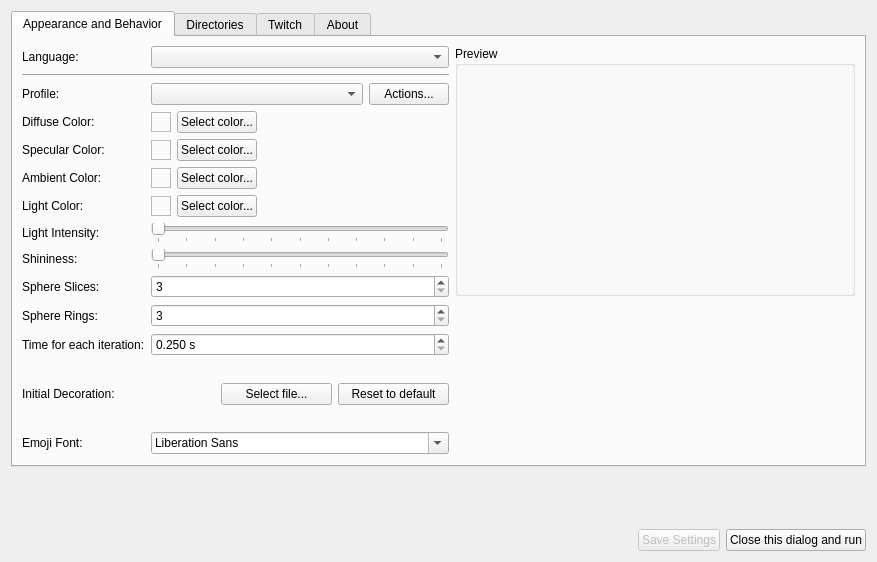
xiluembo/atsumari, file setupwidget.ui: the form before one commit.
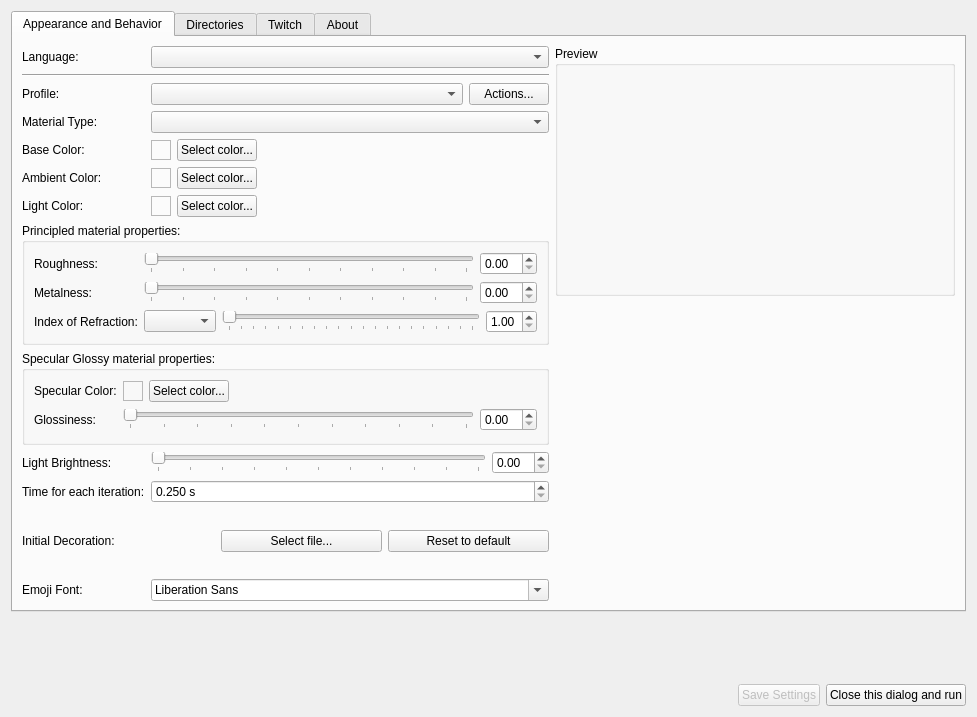
The form after the commit. Icons and pictures are not drawn.

Commit message: Major migration and refactoring from Qt3D to QtQuick3D, with two material options. Also, add test emojis generation for font testing.

The edit to the form file:
```diff
--- a/setupwidget.ui
+++ b/setupwidget.ui
@@ -6,8 +6,8 @@
    <rect>
     <x>0</x>
     <y>0</y>
-    <width>877</width>
-    <height>562</height>
+    <width>977</width>
+    <height>717</height>
    </rect>
   </property>
   <property name="windowTitle">
@@ -35,11 +35,117 @@
         <layout class="QHBoxLayout" name="horizontalLayout_4">
          <item>
           <layout class="QGridLayout" name="gridLayout" columnstretch="0,0">
-           <item row="13" column="0">
-            <widget class="QLabel" name="label">
-             <property name="text">
-              <string>Emoji Font:</string>
+           <item row="8" column="0" colspan="2">
+            <widget class="QGroupBox" name="grpSpecularGlossy">
+             <property name="title">
+              <string>Specular Glossy material properties:</string>
              </property>
+             <layout class="QGridLayout" name="gridLayout_5">
+              <item row="0" column="0">
+               <widget class="QLabel" name="lblSpecularColor">
+                <property name="locale">
+                 <locale language="English" country="UnitedStates"/>
+                </property>
+                <property name="text">
+                 <string>Specular Color:</string>
+                </property>
+               </widget>
+              </item>
+              <item row="0" column="1">
+               <layout class="QHBoxLayout" name="horizontalLayout_7">
+                <item>
+                 <widget class="QFrame" name="frmSpecularColor">
+                  <property name="minimumSize">
+                   <size>
+                    <width>20</width>
+                    <height>20</height>
+                   </size>
+                  </property>
+                  <property name="maximumSize">
+                   <size>
+                    <width>20</width>
+                    <height>20</height>
+                   </size>
+                  </property>
+                  <property name="statusTip">
+                   <string notr="true"/>
+                  </property>
+                  <property name="frameShape">
+                   <enum>QFrame::Shape::StyledPanel</enum>
+                  </property>
+                  <property name="frameShadow">
+                   <enum>QFrame::Shadow::Raised</enum>
+                  </property>
+                 </widget>
+                </item>
+                <item>
+                 <widget class="QPushButton" name="btnSelectSpecular">
+                  <property name="locale">
+                   <locale language="English" country="UnitedStates"/>
+                  </property>
+                  <property name="text">
+                   <string>Select color...</string>
+                  </property>
+                 </widget>
+                </item>
+                <item>
+                 <spacer name="horizontalSpacer_4">
+                  <property name="orientation">
+                   <enum>Qt::Orientation::Horizontal</enum>
+                  </property>
+                  <property name="sizeHint" stdset="0">
+                   <size>
+                    <width>40</width>
+                    <height>20</height>
+                   </size>
+                  </property>
+                 </spacer>
+                </item>
+               </layout>
+              </item>
+              <item row="1" column="0">
+               <widget class="QLabel" name="lblShininess_10">
+                <property name="locale">
+                 <locale language="English" country="UnitedStates"/>
+                </property>
+                <property name="text">
+                 <string>Glossiness:</string>
+                </property>
+               </widget>
+              </item>
+              <item row="1" column="1">
+               <layout class="QHBoxLayout" name="horizontalLayout_21">
+                <item>
+                 <widget class="QSlider" name="sldGlossiness">
+                  <property name="maximum">
+                   <number>100</number>
+                  </property>
+                  <property name="tracking">
+                   <bool>false</bool>
+                  </property>
+                  <property name="orientation">
+                   <enum>Qt::Orientation::Horizontal</enum>
+                  </property>
+                  <property name="invertedAppearance">
+                   <bool>false</bool>
+                  </property>
+                  <property name="invertedControls">
+                   <bool>false</bool>
+                  </property>
+                  <property name="tickPosition">
+                   <enum>QSlider::TickPosition::TicksBelow</enum>
+                  </property>
+                  <property name="tickInterval">
+                   <number>10</number>
+                  </property>
+                 </widget>
+                </item>
+                <item>
+                 <widget class="QDoubleSpinBox" name="spnGlossiness"/>
+                </item>
+               </layout>
+              </item>
+             </layout>
             </widget>
            </item>
            <item row="2" column="1">
@@ -63,176 +169,6 @@
              </item>
             </layout>
            </item>
-           <item row="5" column="1">
-            <layout class="QHBoxLayout" name="horizontalLayout_8">
-             <item>
-              <widget class="QFrame" name="frmAmbientColor">
-               <property name="minimumSize">
-                <size>
-                 <width>20</width>
-                 <height>20</height>
-                </size>
-               </property>
-               <property name="maximumSize">
-                <size>
-                 <width>20</width>
-                 <height>20</height>
-                </size>
-               </property>
-               <property name="statusTip">
-                <string notr="true"/>
-               </property>
-               <property name="frameShape">
-                <enum>QFrame::Shape::StyledPanel</enum>
-               </property>
-               <property name="frameShadow">
-                <enum>QFrame::Shadow::Raised</enum>
-               </property>
-              </widget>
-             </item>
-             <item>
-              <widget class="QPushButton" name="btnSelectAmbient">
-               <property name="locale">
-                <locale language="English" country="UnitedStates"/>
-               </property>
-               <property name="text">
-                <string>Select color...</string>
-               </property>
-              </widget>
-             </item>
-             <item>
-              <spacer name="horizontalSpacer_5">
-               <property name="orientation">
-                <enum>Qt::Orientation::Horizontal</enum>
-               </property>
-               <property name="sizeHint" stdset="0">
-                <size>
-                 <width>40</width>
-                 <height>20</height>
-                </size>
-               </property>
-              </spacer>
-             </item>
-            </layout>
-           </item>
-           <item row="4" column="0">
-            <widget class="QLabel" name="lblSpecularColor">
-             <property name="locale">
-              <locale language="English" country="UnitedStates"/>
-             </property>
-             <property name="text">
-              <string>Specular Color:</string>
-             </property>
-            </widget>
-           </item>
-           <item row="12" column="1">
-            <layout class="QHBoxLayout" name="horizontalLayout_16">
-             <item>
-              <widget class="QLabel" name="lblDecoration">
-               <property name="minimumSize">
-                <size>
-                 <width>64</width>
-                 <height>64</height>
-                </size>
-               </property>
-               <property name="maximumSize">
-                <size>
-                 <width>64</width>
-                 <height>64</height>
-                </size>
-               </property>
-               <property name="text">
-                <string/>
-               </property>
-               <property name="scaledContents">
-                <bool>true</bool>
-               </property>
-              </widget>
-             </item>
-             <item>
-              <widget class="QPushButton" name="btnSelectDecoration">
-               <property name="locale">
-                <locale language="English" country="UnitedStates"/>
-               </property>
-               <property name="text">
-                <string>Select file...</string>
-               </property>
-              </widget>
-             </item>
-             <item>
-              <widget class="QPushButton" name="btnResetDecoration">
-               <property name="locale">
-                <locale language="English" country="UnitedStates"/>
-               </property>
-               <property name="text">
-                <string>Reset to default</string>
-               </property>
-              </widget>
-             </item>
-            </layout>
-           </item>
-           <item row="6" column="1">
-            <layout class="QHBoxLayout" name="horizontalLayout_9">
-             <item>
-              <widget class="QFrame" name="frmLightColor">
-               <property name="minimumSize">
-                <size>
-                 <width>20</width>
-                 <height>20</height>
-                </size>
-               </property>
-               <property name="maximumSize">
-                <size>
-                 <width>20</width>
-                 <height>20</height>
-                </size>
-               </property>
-               <property name="statusTip">
-                <string notr="true"/>
-               </property>
-               <property name="frameShape">
-                <enum>QFrame::Shape::StyledPanel</enum>
-               </property>
-               <property name="frameShadow">
-                <enum>QFrame::Shadow::Raised</enum>
-               </property>
-              </widget>
-             </item>
-             <item>
-              <widget class="QPushButton" name="btnSelectLight">
-               <property name="locale">
-                <locale language="English" country="UnitedStates"/>
-               </property>
-               <property name="text">
-                <string>Select color...</string>
-               </property>
-              </widget>
-             </item>
-             <item>
-              <spacer name="horizontalSpacer_6">
-               <property name="orientation">
-                <enum>Qt::Orientation::Horizontal</enum>
-               </property>
-               <property name="sizeHint" stdset="0">
-                <size>
-                 <width>40</width>
-                 <height>20</height>
-                </size>
-               </property>
-              </spacer>
-             </item>
-            </layout>
-           </item>
-           <item row="8" column="0">
-            <widget class="QLabel" name="lblShininess">
-             <property name="locale">
-              <locale language="English" country="UnitedStates"/>
-             </property>
-             <property name="text">
-              <string>Shininess:</string>
-             </property>
-            </widget>
-           </item>
            <item row="5" column="0">
             <widget class="QLabel" name="lblAmbientColor">
              <property name="locale">
@@ -243,13 +179,10 @@
              </property>
             </widget>
            </item>
-           <item row="10" column="0">
-            <widget class="QLabel" name="lblRings">
-             <property name="locale">
-              <locale language="English" country="UnitedStates"/>
-             </property>
-             <property name="text">
-              <string>Sphere Rings:</string>
+           <item row="1" column="0" colspan="2">
+            <widget class="Line" name="line">
+             <property name="orientation">
+              <enum>Qt::Orientation::Horizontal</enum>
              </property>
             </widget>
            </item>
@@ -263,98 +196,17 @@
              </property>
             </widget>
            </item>
-           <item row="11" column="0">
-            <widget class="QLabel" name="lblIterationTime">
+           <item row="9" column="0">
+            <widget class="QLabel" name="lblLightBrightness">
              <property name="locale">
               <locale language="English" country="UnitedStates"/>
              </property>
              <property name="text">
-              <string>Time for each iteration:</string>
+              <string>Light Brightness:</string>
              </property>
             </widget>
            </item>
            <item row="4" column="1">
-            <layout class="QHBoxLayout" name="horizontalLayout_7">
-             <item>
-              <widget class="QFrame" name="frmSpecularColor">
-               <property name="minimumSize">
-                <size>
-                 <width>20</width>
-                 <height>20</height>
-                </size>
-               </property>
-               <property name="maximumSize">
-                <size>
-                 <width>20</width>
-                 <height>20</height>
-                </size>
-               </property>
-               <property name="statusTip">
-                <string notr="true"/>
-               </property>
-               <property name="frameShape">
-                <enum>QFrame::Shape::StyledPanel</enum>
-               </property>
-               <property name="frameShadow">
-                <enum>QFrame::Shadow::Raised</enum>
-               </property>
-              </widget>
-             </item>
-             <item>
-              <widget class="QPushButton" name="btnSelectSpecular">
-               <property name="locale">
-                <locale language="English" country="UnitedStates"/>
-               </property>
-               <property name="text">
-                <string>Select color...</string>
-               </property>
-              </widget>
-             </item>
-             <item>
-              <spacer name="horizontalSpacer_4">
-               <property name="orientation">
-                <enum>Qt::Orientation::Horizontal</enum>
-               </property>
-               <property name="sizeHint" stdset="0">
-                <size>
-                 <width>40</width>
-                 <height>20</height>
-                </size>
-               </property>
-              </spacer>
-             </item>
-            </layout>
-           </item>
-           <item row="7" column="1">
-            <widget class="QSlider" name="sldLightIntensity">
-             <property name="maximum">
-              <number>100</number>
-             </property>
-             <property name="tracking">
-              <bool>false</bool>
-             </property>
-             <property name="orientation">
-              <enum>Qt::Orientation::Horizontal</enum>
-             </property>
-             <property name="tickPosition">
-              <enum>QSlider::TickPosition::TicksBelow</enum>
-             </property>
-             <property name="tickInterval">
-              <number>10</number>
-             </property>
-            </widget>
-           </item>
-           <item row="12" column="0">
-            <widget class="QLabel" name="lblLightColor_2">
-             <property name="locale">
-              <locale language="English" country="UnitedStates"/>
-             </property>
-             <property name="text">
-              <string>Initial Decoration:</string>
-             </property>
-            </widget>
-           </item>
-           <item row="3" column="1">
             <layout class="QHBoxLayout" name="horizontalLayout_6">
              <item>
               <widget class="QFrame" name="frmDiffuseColor">
@@ -406,10 +258,266 @@
              </item>
             </layout>
            </item>
-           <item row="0" column="1">
-            <widget class="QComboBox" name="cboLanguage"/>
+           <item row="7" column="0" colspan="2">
+            <widget class="QGroupBox" name="grpPrincipled">
+             <property name="title">
+              <string>Principled material properties:</string>
+             </property>
+             <layout class="QGridLayout" name="gridLayout_2">
+              <item row="0" column="0">
+               <widget class="QLabel" name="lblShininess">
+                <property name="locale">
+                 <locale language="English" country="UnitedStates"/>
+                </property>
+                <property name="text">
+                 <string>Roughness:</string>
+                </property>
+               </widget>
+              </item>
+              <item row="2" column="0">
+               <widget class="QLabel" name="lblShininess_4">
+                <property name="locale">
+                 <locale language="English" country="UnitedStates"/>
+                </property>
+                <property name="text">
+                 <string>Index of Refraction:</string>
+                </property>
+               </widget>
+              </item>
+              <item row="1" column="0">
+               <widget class="QLabel" name="lblShininess_3">
+                <property name="locale">
+                 <locale language="English" country="UnitedStates"/>
+                </property>
+                <property name="text">
+                 <string>Metalness:</string>
+                </property>
+               </widget>
+              </item>
+              <item row="0" column="1">
+               <layout class="QHBoxLayout" name="horizontalLayout_15">
+                <item>
+                 <widget class="QSlider" name="sldRoughness">
+                  <property name="maximum">
+                   <number>100</number>
+                  </property>
+                  <property name="tracking">
+                   <bool>false</bool>
+                  </property>
+                  <property name="orientation">
+                   <enum>Qt::Orientation::Horizontal</enum>
+                  </property>
+                  <property name="invertedAppearance">
+                   <bool>false</bool>
+                  </property>
+                  <property name="invertedControls">
+                   <bool>false</bool>
+                  </property>
+                  <property name="tickPosition">
+                   <enum>QSlider::TickPosition::TicksBelow</enum>
+                  </property>
+                  <property name="tickInterval">
+                   <number>10</number>
+                  </property>
+                 </widget>
+                </item>
+                <item>
+                 <widget class="QDoubleSpinBox" name="spnRoughness"/>
+                </item>
+               </layout>
+              </item>
+              <item row="1" column="1">
+               <layout class="QHBoxLayout" name="horizontalLayout_18">
+                <item>
+                 <widget class="QSlider" name="sldMetalness">
+                  <property name="maximum">
+                   <number>100</number>
+                  </property>
+                  <property name="tracking">
+                   <bool>false</bool>
+                  </property>
+                  <property name="orientation">
+                   <enum>Qt::Orientation::Horizontal</enum>
+                  </property>
+                  <property name="invertedAppearance">
+                   <bool>false</bool>
+                  </property>
+                  <property name="invertedControls">
+                   <bool>false</bool>
+                  </property>
+                  <property name="tickPosition">
+                   <enum>QSlider::TickPosition::TicksBelow</enum>
+                  </property>
+                  <property name="tickInterval">
+                   <number>10</number>
+                  </property>
+                 </widget>
+                </item>
+                <item>
+                 <widget class="QDoubleSpinBox" name="spnMetalness"/>
+                </item>
+               </layout>
+              </item>
+              <item row="2" column="1">
+               <layout class="QHBoxLayout" name="horizontalLayout_19">
+                <item>
+                 <widget class="QComboBox" name="cboRefraction"/>
+                </item>
+                <item>
+                 <widget class="QSlider" name="sldRefraction">
+                  <property name="minimum">
+                   <number>100</number>
+                  </property>
+                  <property name="maximum">
+                   <number>300</number>
+                  </property>
+                  <property name="sliderPosition">
+                   <number>100</number>
+                  </property>
+                  <property name="tracking">
+                   <bool>false</bool>
+                  </property>
+                  <property name="orientation">
+                   <enum>Qt::Orientation::Horizontal</enum>
+                  </property>
+                  <property name="invertedAppearance">
+                   <bool>false</bool>
+                  </property>
+                  <property name="invertedControls">
+                   <bool>false</bool>
+                  </property>
+                  <property name="tickPosition">
+                   <enum>QSlider::TickPosition::TicksBelow</enum>
+                  </property>
+                  <property name="tickInterval">
+                   <number>10</number>
+                  </property>
+                 </widget>
+                </item>
+                <item>
+                 <widget class="QDoubleSpinBox" name="spnRefraction">
+                  <property name="minimum">
+                   <double>1.000000000000000</double>
+                  </property>
+                  <property name="maximum">
+                   <double>3.000000000000000</double>
+                  </property>
+                  <property name="singleStep">
+                   <double>0.100000000000000</double>
+                  </property>
+                 </widget>
+                </item>
+               </layout>
+              </item>
+             </layout>
+            </widget>
+           </item>
+           <item row="4" column="0">
+            <widget class="QLabel" name="lblDiffuseColor">
+             <property name="locale">
+              <locale language="English" country="UnitedStates"/>
+             </property>
+             <property name="text">
+              <string>Base Color:</string>
+             </property>
+            </widget>
+           </item>
+           <item row="10" column="0">
+            <widget class="QLabel" name="lblIterationTime">
+             <property name="locale">
+              <locale language="English" country="UnitedStates"/>
+             </property>
+             <property name="text">
+              <string>Time for each iteration:</string>
+             </property>
+            </widget>
            </item>
            <item row="11" column="1">
+            <layout class="QHBoxLayout" name="horizontalLayout_16">
+             <item>
+              <widget class="QLabel" name="lblDecoration">
+               <property name="minimumSize">
+                <size>
+                 <width>64</width>
+                 <height>64</height>
+                </size>
+               </property>
+               <property name="maximumSize">
+                <size>
+                 <width>64</width>
+                 <height>64</height>
+                </size>
+               </property>
+               <property name="text">
+                <string/>
+               </property>
+               <property name="scaledContents">
+                <bool>true</bool>
+               </property>
+              </widget>
+             </item>
+             <item>
+              <widget class="QPushButton" name="btnSelectDecoration">
+               <property name="locale">
+                <locale language="English" country="UnitedStates"/>
+               </property>
+               <property name="text">
+                <string>Select file...</string>
+               </property>
+              </widget>
+             </item>
+             <item>
+              <widget class="QPushButton" name="btnResetDecoration">
+               <property name="locale">
+                <locale language="English" country="UnitedStates"/>
+               </property>
+               <property name="text">
+                <string>Reset to default</string>
+               </property>
+              </widget>
+             </item>
+            </layout>
+           </item>
+           <item row="9" column="1">
+            <layout class="QHBoxLayout" name="horizontalLayout_22">
+             <item>
+              <widget class="QSlider" name="sldLightBrightness">
+               <property name="maximum">
+                <number>100</number>
+               </property>
+               <property name="tracking">
+                <bool>false</bool>
+               </property>
+               <property name="orientation">
+                <enum>Qt::Orientation::Horizontal</enum>
+               </property>
+               <property name="invertedAppearance">
+                <bool>false</bool>
+               </property>
+               <property name="invertedControls">
+                <bool>false</bool>
+               </property>
+               <property name="tickPosition">
+                <enum>QSlider::TickPosition::TicksBelow</enum>
+               </property>
+               <property name="tickInterval">
+                <number>10</number>
+               </property>
+              </widget>
+             </item>
+             <item>
+              <widget class="QDoubleSpinBox" name="spnLightBrightness"/>
+             </item>
+            </layout>
+           </item>
+           <item row="12" column="0">
+            <widget class="QLabel" name="label">
+             <property name="text">
+              <string>Emoji Font:</string>
+             </property>
+            </widget>
+           </item>
+           <item row="10" column="1">
             <widget class="QDoubleSpinBox" name="spnIteration">
              <property name="statusTip">
               <string notr="true"/>
@@ -428,7 +536,34 @@
              </property>
             </widget>
            </item>
-           <item row="13" column="1">
+           <item row="3" column="1">
+            <widget class="QComboBox" name="cboMaterialType">
+             <property name="sizePolicy">
+              <sizepolicy hsizetype="Expanding" vsizetype="Fixed">
+               <horstretch>0</horstretch>
+               <verstretch>0</verstretch>
+              </sizepolicy>
+             </property>
+            </widget>
+           </item>
+           <item row="11" column="0">
+            <widget class="QLabel" name="lblLightColor_2">
+             <property name="locale">
+              <locale language="English" country="UnitedStates"/>
+             </property>
+             <property name="text">
+              <string>Initial Decoration:</string>
+             </property>
+            </widget>
+           </item>
+           <item row="2" column="0">
+            <widget class="QLabel" name="label_7">
+             <property name="text">
+              <string>Profile:</string>
+             </property>
+            </widget>
+           </item>
+           <item row="12" column="1">
             <widget class="QFontComboBox" name="cboEmojiFont">
              <property name="currentFont">
               <font>
@@ -437,79 +572,120 @@
              </property>
             </widget>
            </item>
-           <item row="9" column="0">
-            <widget class="QLabel" name="lblSlices">
-             <property name="locale">
-              <locale language="English" country="UnitedStates"/>
-             </property>
-             <property name="text">
-              <string>Sphere Slices:</string>
-             </property>
-            </widget>
+           <item row="6" column="1">
+            <layout class="QHBoxLayout" name="horizontalLayout_9">
+             <item>
+              <widget class="QFrame" name="frmLightColor">
+               <property name="minimumSize">
+                <size>
+                 <width>20</width>
+                 <height>20</height>
+                </size>
+               </property>
+               <property name="maximumSize">
+                <size>
+                 <width>20</width>
+                 <height>20</height>
+                </size>
+               </property>
+               <property name="statusTip">
+                <string notr="true"/>
+               </property>
+               <property name="frameShape">
+                <enum>QFrame::Shape::StyledPanel</enum>
+               </property>
+               <property name="frameShadow">
+                <enum>QFrame::Shadow::Raised</enum>
+               </property>
+              </widget>
+             </item>
+             <item>
+              <widget class="QPushButton" name="btnSelectLight">
+               <property name="locale">
+                <locale language="English" country="UnitedStates"/>
+               </property>
+               <property name="text">
+                <string>Select color...</string>
+               </property>
+              </widget>
+             </item>
+             <item>
+              <spacer name="horizontalSpacer_6">
+               <property name="orientation">
+                <enum>Qt::Orientation::Horizontal</enum>
+               </property>
+               <property name="sizeHint" stdset="0">
+                <size>
+                 <width>40</width>
+                 <height>20</height>
+                </size>
+               </property>
+              </spacer>
+             </item>
+            </layout>
            </item>
-           <item row="9" column="1">
-            <widget class="QSpinBox" name="spnSlices">
-             <property name="statusTip">
-              <string notr="true"/>
-             </property>
-             <property name="minimum">
-              <number>3</number>
-             </property>
-            </widget>
+           <item row="0" column="1">
+            <widget class="QComboBox" name="cboLanguage"/>
            </item>
-           <item row="10" column="1">
-            <widget class="QSpinBox" name="spnRings">
-             <property name="statusTip">
-              <string notr="true"/>
-             </property>
-             <property name="minimum">
-              <number>3</number>
-             </property>
-            </widget>
-           </item>
-           <item row="7" column="0">
-            <widget class="QLabel" name="lblShininess_2">
-             <property name="locale">
-              <locale language="English" country="UnitedStates"/>
-             </property>
-             <property name="text">
-              <string>Light Intensity:</string>
-             </property>
-            </widget>
+           <item row="5" column="1">
+            <layout class="QHBoxLayout" name="horizontalLayout_8">
+             <item>
+              <widget class="QFrame" name="frmAmbientColor">
+               <property name="minimumSize">
+                <size>
+                 <width>20</width>
+                 <height>20</height>
+                </size>
+               </property>
+               <property name="maximumSize">
+                <size>
+                 <width>20</width>
+                 <height>20</height>
+                </size>
+               </property>
+               <property name="statusTip">
+                <string notr="true"/>
+               </property>
+               <property name="frameShape">
+                <enum>QFrame::Shape::StyledPanel</enum>
+               </property>
+               <property name="frameShadow">
+                <enum>QFrame::Shadow::Raised</enum>
+               </property>
+              </widget>
+             </item>
+             <item>
+              <widget class="QPushButton" name="btnSelectAmbient">
+               <property name="locale">
+                <locale language="English" country="UnitedStates"/>
+               </property>
+               <property name="text">
+                <string>Select color...</string>
+               </property>
+              </widget>
+             </item>
+             <item>
+              <spacer name="horizontalSpacer_5">
+               <property name="orientation">
+                <enum>Qt::Orientation::Horizontal</enum>
+               </property>
+               <property name="sizeHint" stdset="0">
+                <size>
+                 <width>40</width>
+                 <height>20</height>
+                </size>
+               </property>
+              </spacer>
+             </item>
+            </layout>
            </item>
            <item row="3" column="0">
-            <widget class="QLabel" name="lblDiffuseColor">
+            <widget class="QLabel" name="lblDiffuseColor_2">
              <property name="locale">
               <locale language="English" country="UnitedStates"/>
              </property>
              <property name="text">
-              <string>Diffuse Color:</string>
-             </property>
-            </widget>
-           </item>
-           <item row="8" column="1">
-            <widget class="QSlider" name="sldShininess">
-             <property name="maximum">
-              <number>100</number>
-             </property>
-             <property name="tracking">
-              <bool>false</bool>
-             </property>
-             <property name="orientation">
-              <enum>Qt::Orientation::Horizontal</enum>
-             </property>
-             <property name="tickPosition">
-              <enum>QSlider::TickPosition::TicksBelow</enum>
-             </property>
-             <property name="tickInterval">
-              <number>10</number>
-             </property>
-            </widget>
-           </item>
-           <item row="2" column="0">
-            <widget class="QLabel" name="label_7">
-             <property name="text">
-              <string>Profile:</string>
+              <string>Material Type:</string>
              </property>
             </widget>
            </item>
```
Left out of the diff: 35 changed lines with no effect on the pictures. The commit also changes 17 other files.
